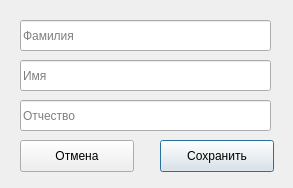
The window that client.ui (wid0ki/Berlitz) describes before a commit, drawn with Qt 5.
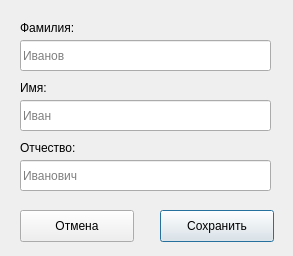
The same window after the commit.

```diff
--- a/client.ui
+++ b/client.ui
@@ -7,7 +7,7 @@
     <x>0</x>
     <y>0</y>
     <width>293</width>
-    <height>188</height>
+    <height>256</height>
    </rect>
   </property>
   <property name="windowTitle">
@@ -17,7 +17,7 @@
    <property name="geometry">
     <rect>
      <x>160</x>
-     <y>140</y>
+     <y>210</y>
      <width>114</width>
      <height>32</height>
     </rect>
@@ -30,7 +30,7 @@
    <property name="geometry">
     <rect>
      <x>20</x>
-     <y>60</y>
+     <y>100</y>
      <width>251</width>
      <height>31</height>
     </rect>
@@ -42,14 +42,14 @@
     <enum>Qt::NoContextMenu</enum>
    </property>
    <property name="placeholderText">
-    <string>Имя</string>
+    <string>Иван</string>
    </property>
   </widget>
   <widget class="QPushButton" name="cancel">
    <property name="geometry">
     <rect>
      <x>20</x>
-     <y>140</y>
+     <y>210</y>
      <width>114</width>
      <height>32</height>
     </rect>
@@ -62,26 +62,65 @@
    <property name="geometry">
     <rect>
      <x>20</x>
-     <y>20</y>
+     <y>40</y>
      <width>251</width>
      <height>31</height>
     </rect>
    </property>
    <property name="placeholderText">
-    <string>Фамилия</string>
+    <string>Иванов</string>
    </property>
   </widget>
   <widget class="QLineEdit" name="middlename">
    <property name="geometry">
     <rect>
      <x>20</x>
-     <y>100</y>
+     <y>160</y>
      <width>251</width>
      <height>31</height>
     </rect>
    </property>
    <property name="placeholderText">
-    <string>Отчество</string>
+    <string>Иванович</string>
+   </property>
+  </widget>
+  <widget class="QLabel" name="label">
+   <property name="geometry">
+    <rect>
+     <x>20</x>
+     <y>20</y>
+     <width>62</width>
+     <height>16</height>
+    </rect>
+   </property>
+   <property name="text">
+    <string>Фамилия:</string>
+   </property>
+  </widget>
+  <widget class="QLabel" name="label_2">
+   <property name="geometry">
+    <rect>
+     <x>20</x>
+     <y>80</y>
+     <width>62</width>
+     <height>16</height>
+    </rect>
+   </property>
+   <property name="text">
+    <string>Имя:</string>
+   </property>
+  </widget>
+  <widget class="QLabel" name="label_3">
+   <property name="geometry">
+    <rect>
+     <x>20</x>
+     <y>140</y>
+     <width>62</width>
+     <height>16</height>
+    </rect>
+   </property>
+   <property name="text">
+    <string>Отчество:</string>
    </property>
   </widget>
  </widget>
```
